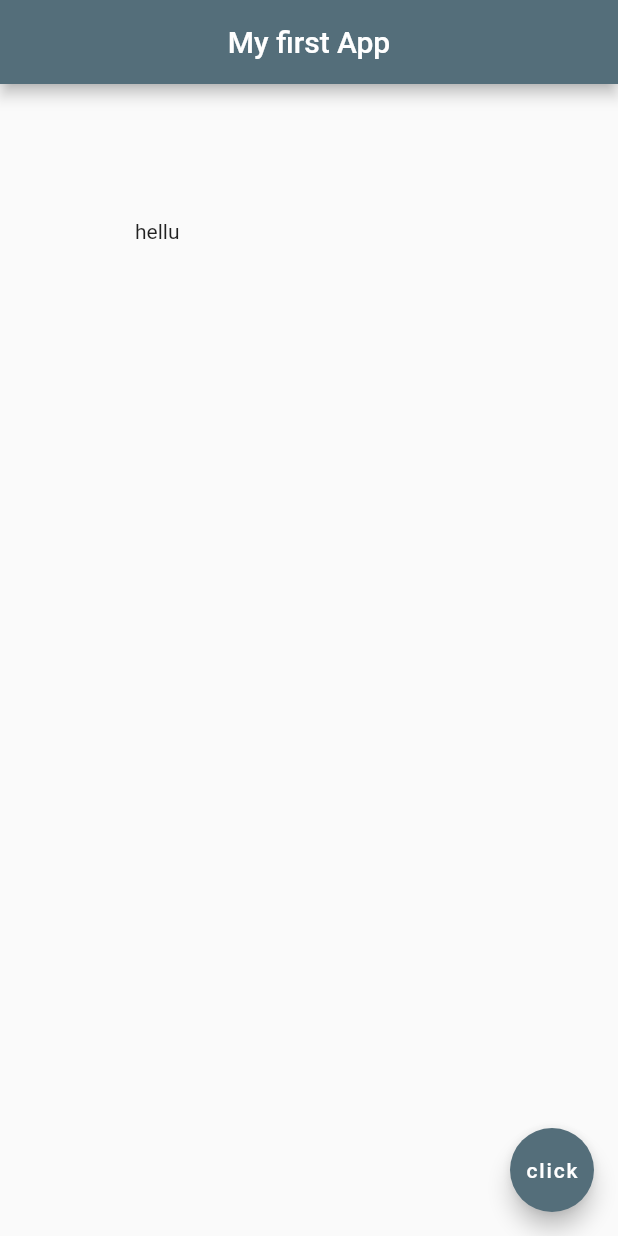
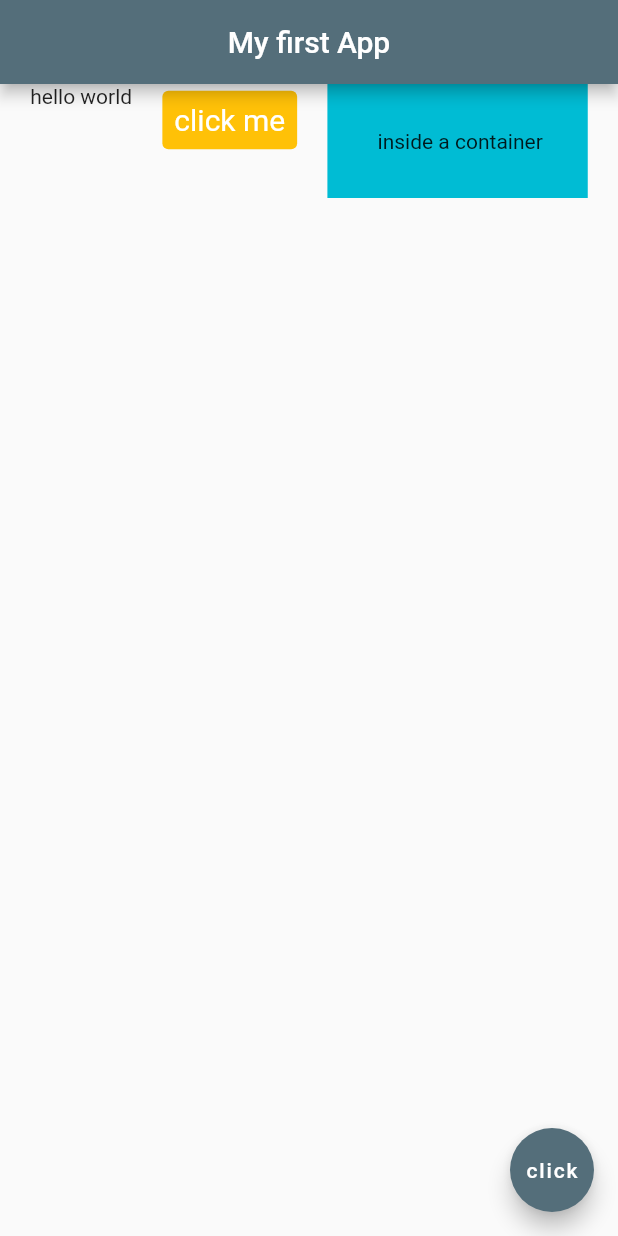
Before and after one commit to Tushxr00/myapp, a Flutter app: the screen it shows after launch, on a phone screen of 412 x 824 dp. Run offline on Flutter 3.47's test engine with Material 2 defaults, Android fonts, the phone set to English and light mode, and no system bars.

Commit message:
FEAT: added row widget in flutter

```diff
--- a/lib/main.dart
+++ b/lib/main.dart
@@ -17,11 +17,26 @@ class Home extends StatelessWidget {
         centerTitle: true,
         backgroundColor: Colors.blueGrey[600],
       ),
-      body:Padding(
-        padding: EdgeInsets.all(90),
-        child: Text('hellu'),
+      body: Row(
+        mainAxisAlignment: MainAxisAlignment.spaceEvenly,
+        crossAxisAlignment: CrossAxisAlignment.start,
+        children: <Widget>[
+          const Text('hello world'),
+          TextButton(
+            onPressed: () {print('chal nah');},
+            style: TextButton.styleFrom(
+                textStyle: const TextStyle(fontSize: 20, color: Colors.white),
+                backgroundColor: Colors.amber),
+            child:
+                const Text('click me', style: TextStyle(color: Colors.white)),
+          ),
+            Container(
+              color: Colors.cyan,
+              padding: const EdgeInsets.all(30),
+              child: const Text(' inside a container'),
+            ),
+        ],
       ),
-
       floatingActionButton: FloatingActionButton(
         onPressed: () {
           print('you clicked me');
```
